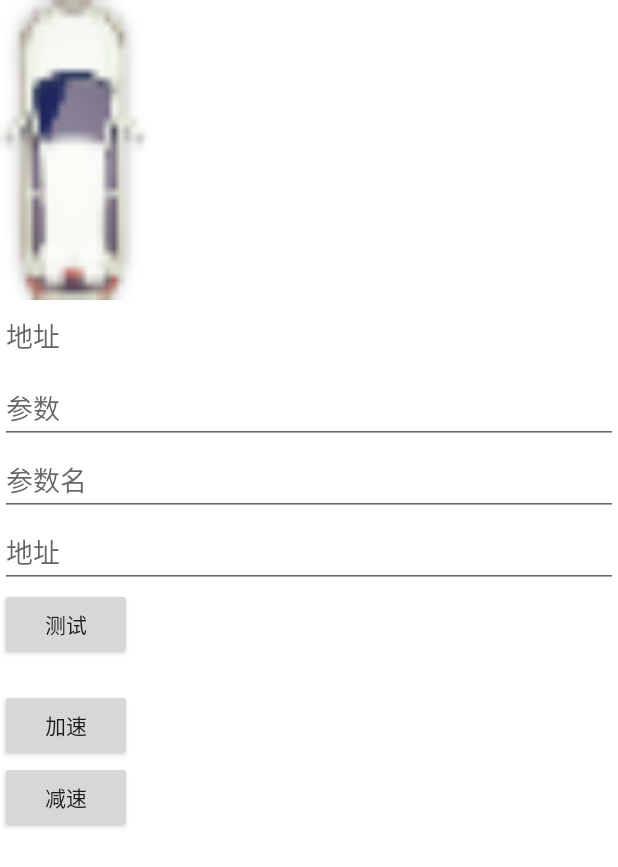
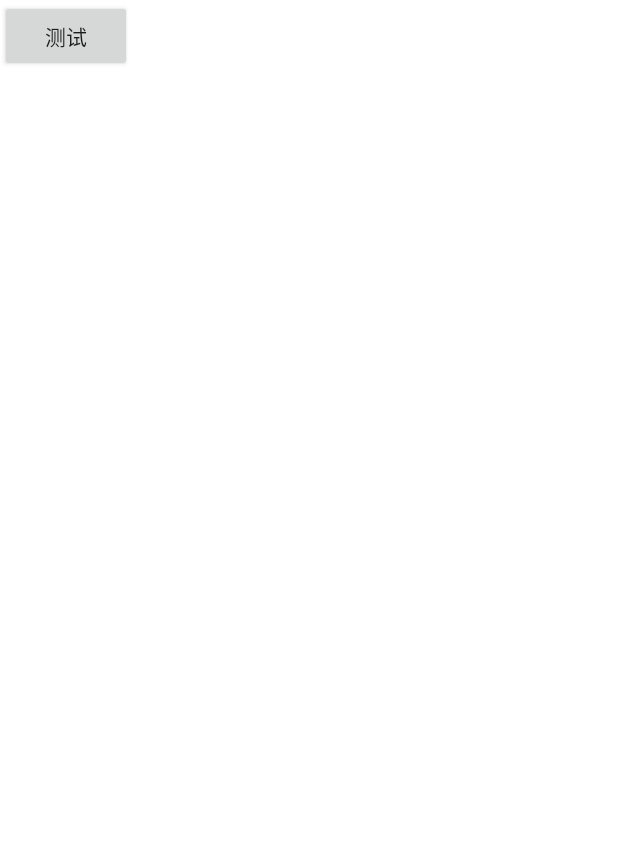
Before and after one commit to wangfeixixi/CIP, an Android app: the TestUrlActivity screen opened directly, with no data from a screen before it, after a tap on "测试", on a phone screen of 412 x 824 dp. Shown: the top 867 px of the screen. Run offline under Robolectric (Android 15) with nearby library versions, the phone set to English and light mode, and no system bars; network calls fail; 1 statement that could not run was skipped.

Commit message:
添加子view，relativeLayout体系测试完成

```diff
--- a/app/src/main/java/wangfeixixi/cip/ui/TestUrlActivity.java
+++ b/app/src/main/java/wangfeixixi/cip/ui/TestUrlActivity.java
@@ -4,54 +4,55 @@ import android.os.Bundle;
 import android.support.annotation.Nullable;
 import android.support.v7.app.AppCompatActivity;
 import android.view.View;
+import android.view.ViewGroup;
+import android.widget.ImageView;
+import android.widget.RelativeLayout;
+import android.widget.TextView;
 
 import wangfeixixi.cip.R;
-import wangfeixixi.cip.widget.carview.anim.BlinkAnim;
-import wangfeixixi.cip.widget.carview.anim.TranslateAnim;
+import wangfeixixi.cip.widget.carview.CarBean;
+import wangfeixixi.cip.widget.carview.CarUtils;
+import wangfeixixi.cip.widget.carview.child.ChildCar;
+import wangfeixixi.com.base.UIUtils;
 
 public class TestUrlActivity extends AppCompatActivity implements View.OnClickListener {
 
-    private View iv_car;
+    private RelativeLayout rl_container;
+    private TextView tv;
 
     @Override
     protected void onCreate(@Nullable Bundle savedInstanceState) {
         super.onCreate(savedInstanceState);
         setContentView(R.layout.test_url_activity);
 
+        tv = findViewById(R.id.tv);
+
         findViewById(R.id.btn_test).setOnClickListener(this);
-        findViewById(R.id.btn_plus).setOnClickListener(this);
-        findViewById(R.id.btn_minus).setOnClickListener(this);
-
-        iv_car = findViewById(R.id.iv_car);
-
-
+        rl_container = findViewById(R.id.rl_container);
     }
-
-    public boolean isStart = false;
-
-    private long time = 2000;
 
     @Override
     public void onClick(View v) {
         switch (v.getId()) {
             case R.id.btn_test:
-                BlinkAnim.blink(iv_car);
-                break;
-            case R.id.btn_plus:
-//                time += 200;
-//                Animation animation = iv_car.getAnimation();
-//
-//                animation.getDuration();
-//
-//                iv_car.clearAnimation();
-//                iv_car.startAnimation(TranslateAnim.getAnimation(time));
-
-                TranslateAnim.switchSpeedAnim(iv_car, 300);
+                testadd(0, 0);
+                testadd(5, 5);
+                testadd(5, -5);
+                testadd(-5, 5);
+                testadd(-5, -5);
 
                 break;
-            case R.id.btn_minus:
 
-                break;
         }
     }
+
+    private void testadd(int x, int y) {
+        CarBean bean = new CarBean();
+        bean.x = x;
+        bean.y = y;
+
+
+//        addBenCar(bean);
+        ChildCar.addBenCar(rl_container, bean);
+    }
 }
--- a/app/src/main/java/wangfeixixi/cip/ui/map/MapActivity.java
+++ b/app/src/main/java/wangfeixixi/cip/ui/map/MapActivity.java
@@ -223,7 +223,7 @@ public class MapActivity extends BaseActivity {
 //        Log.d(TAG, "roadName=" + aimLessModeCongestionInfo.getRoadName());
 //        Log.d(TAG, "CongestionStatus=" + aimLessModeCongestionInfo.getCongestionStatus());
 //        Log.d(TAG, "eventLonLat=" + aimLessModeCongestionInfo.getEventLon() + "," + aimLessModeCongestionInfo.getEventLat());
-//        Log.d(TAG, "length=" + aimLessModeCongestionInfo.getLength());
+//        Log.d(TAG, "height=" + aimLessModeCongestionInfo.getLength());
 //        Log.d(TAG, "time=" + aimLessModeCongestionInfo.getTime());
 //        for (AMapCongestionLink link : aimLessModeCongestionInfo.getAmapCongestionLinks()) {
 //            Log.d(TAG, "status=" + link.getCongestionStatus());
--- a/app/src/main/java/wangfeixixi/cip/widget/MapNaviListener.java
+++ b/app/src/main/java/wangfeixixi/cip/widget/MapNaviListener.java
@@ -225,7 +225,7 @@
 ////        Log.d(TAG, "roadName=" + aimLessModeCongestionInfo.getRoadName());
 ////        Log.d(TAG, "CongestionStatus=" + aimLessModeCongestionInfo.getCongestionStatus());
 ////        Log.d(TAG, "eventLonLat=" + aimLessModeCongestionInfo.getEventLon() + "," + aimLessModeCongestionInfo.getEventLat());
-////        Log.d(TAG, "length=" + aimLessModeCongestionInfo.getLength());
+////        Log.d(TAG, "height=" + aimLessModeCongestionInfo.getLength());
 ////        Log.d(TAG, "time=" + aimLessModeCongestionInfo.getTime());
 ////        for (AMapCongestionLink link : aimLessModeCongestionInfo.getAmapCongestionLinks()) {
 ////            Log.d(TAG, "status=" + link.getCongestionStatus());
--- a/app/src/main/java/wangfeixixi/cip/widget/carview/draw/DrawLine.java
+++ b/app/src/main/java/wangfeixixi/cip/widget/carview/draw/DrawLine.java
@@ -71,7 +71,7 @@ public class DrawLine {
     public void switchSpeed(float speed) {
         liness = CarUtils.speed2Arrays((int) speed);
         linesPaintID = 0;
-//        linesPaintID = liness.length - 1;
+//        linesPaintID = liness.height - 1;
     }
 
 }
--- a/app/src/main/res/layout/test_url_activity.xml
+++ b/app/src/main/res/layout/test_url_activity.xml
@@ -1,38 +1,44 @@
 <?xml version="1.0" encoding="utf-8"?>
-<LinearLayout xmlns:android="http://schemas.android.com/apk/res/android"
+<RelativeLayout xmlns:android="http://schemas.android.com/apk/res/android"
     android:layout_width="match_parent"
     android:layout_height="match_parent"
+    android:id="@+id/rl_container"
     android:orientation="vertical">
 
-    <ImageView
-        android:id="@+id/iv_car"
-        android:layout_width="100dp"
-        android:layout_height="200dp"
-        android:background="@mipmap/car" />
+    <TextView
+        android:id="@+id/tv"
+        android:layout_width="wrap_content"
+        android:layout_height="wrap_content" />
 
-    <EditText
-        android:id="@+id/et_url"
-        android:layout_width="match_parent"
-        android:layout_height="wrap_content"
-        android:hint="地址" />
+    <!--<ImageView-->
+    <!--android:id="@+id/iv_car"-->
+    <!--android:layout_width="100dp"-->
+    <!--android:layout_height="200dp"-->
+    <!--android:background="@mipmap/car" />-->
 
-    <EditText
-        android:id="@+id/et_method"
-        android:layout_width="match_parent"
-        android:layout_height="wrap_content"
-        android:hint="参数" />
+    <!--<EditText-->
+    <!--android:id="@+id/et_url"-->
+    <!--android:layout_width="match_parent"-->
+    <!--android:layout_height="wrap_content"-->
+    <!--android:hint="地址" />-->
 
-    <EditText
-        android:id="@+id/et_param_name"
-        android:layout_width="match_parent"
-        android:layout_height="wrap_content"
-        android:hint="参数名" />
+    <!--<EditText-->
+    <!--android:id="@+id/et_method"-->
+    <!--android:layout_width="match_parent"-->
+    <!--android:layout_height="wrap_content"-->
+    <!--android:hint="参数" />-->
 
-    <EditText
-        android:id="@+id/et_param_value"
-        android:layout_width="match_parent"
-        android:layout_height="wrap_content"
-        android:hint="地址" />
+    <!--<EditText-->
+    <!--android:id="@+id/et_param_name"-->
+    <!--android:layout_width="match_parent"-->
+    <!--android:layout_height="wrap_content"-->
+    <!--android:hint="参数名" />-->
+
+    <!--<EditText-->
+    <!--android:id="@+id/et_param_value"-->
+    <!--android:layout_width="match_parent"-->
+    <!--android:layout_height="wrap_content"-->
+    <!--android:hint="地址" />-->
 
     <Button
         android:id="@+id/btn_test"
@@ -40,22 +46,22 @@
         android:layout_height="wrap_content"
         android:text="测试" />
 
-    <TextView
-        android:id="@+id/tv_result"
-        android:layout_width="wrap_content"
-        android:layout_height="wrap_content" />
+    <!--<TextView-->
+    <!--android:id="@+id/tv_result"-->
+    <!--android:layout_width="wrap_content"-->
+    <!--android:layout_height="wrap_content" />-->
 
-    <Button
-        android:id="@+id/btn_plus"
-        android:layout_width="wrap_content"
-        android:layout_height="wrap_content"
-        android:text="加速" />
+    <!--<Button-->
+    <!--android:id="@+id/btn_plus"-->
+    <!--android:layout_width="wrap_content"-->
+    <!--android:layout_height="wrap_content"-->
+    <!--android:text="加速" />-->
 
 
-    <Button
-        android:id="@+id/btn_minus"
-        android:layout_width="wrap_content"
-        android:layout_height="wrap_content"
-        android:text="减速" />
+    <!--<Button-->
+    <!--android:id="@+id/btn_minus"-->
+    <!--android:layout_width="wrap_content"-->
+    <!--android:layout_height="wrap_content"-->
+    <!--android:text="减速" />-->
 
-</LinearLayout>
+</RelativeLayout>
```
Also changed, not shown: app/src/main/java/wangfeixixi/cip/widget/RandomBodyUtils.java (+1 -12 lines), app/src/main/java/wangfeixixi/cip/widget/carview/CarBean.java (+24 -17 lines), app/src/main/java/wangfeixixi/cip/widget/carview/CarConfig.java (added, +10 -0 lines), app/src/main/java/wangfeixixi/cip/widget/carview/CarUtils.java (+26 -6 lines), app/src/main/java/wangfeixixi/cip/widget/carview/anim/BlinkAnim.java (added, +32 -0 lines).
